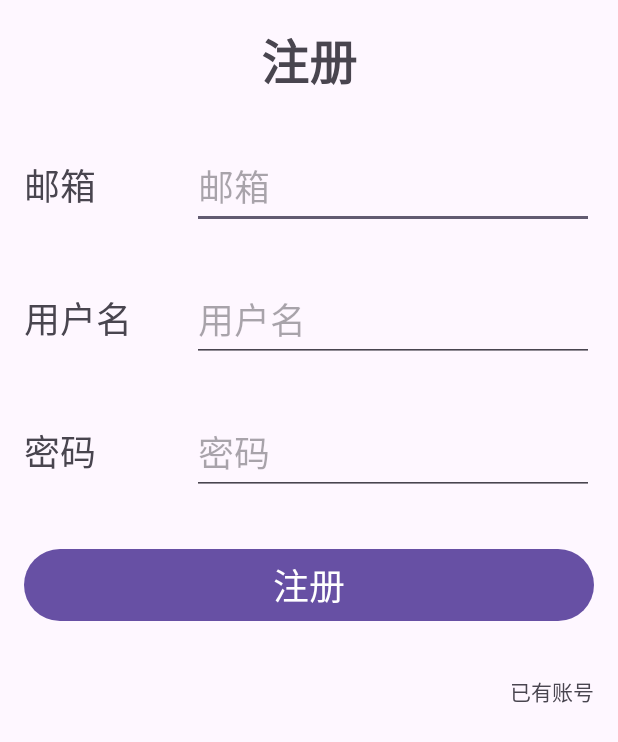
After one commit to CvRain/rhizoma-alismatis, an Android app: the layout layout_register.xml on its own in the app's theme, with its tools: preview values and no code run, on a phone screen of 412 x 824 dp. The commit adds this screen. Shown: the top 742 px of the screen. Run offline under Robolectric (Android 15) with nearby library versions, the phone set to English and light mode, and no system bars.

Commit message:
简单完成个人主页以及登陆注册页面的绘制

```diff
--- a/app/build.gradle.kts
+++ b/app/build.gradle.kts
@@ -34,6 +34,7 @@ dependencies {
     implementation("com.google.android.material:material:1.12.0")
     implementation("androidx.constraintlayout:constraintlayout:2.1.4")
     implementation("com.android.car.ui:car-ui-lib:2.6.0")
+    implementation("com.makeramen:roundedimageview:2.3.0")
     testImplementation("junit:junit:4.13.2")
     androidTestImplementation("androidx.test.ext:junit:1.1.5")
     androidTestImplementation("androidx.test.espresso:espresso-core:3.5.1")
--- a/app/src/main/AndroidManifest.xml
+++ b/app/src/main/AndroidManifest.xml
@@ -17,7 +17,6 @@
                 android:exported="true">
             <intent-filter>
                 <action android:name="android.intent.action.MAIN"/>
-
                 <category android:name="android.intent.category.LAUNCHER"/>
             </intent-filter>
         </activity>
--- a/app/src/main/res/layout/layout_home.xml
+++ b/app/src/main/res/layout/layout_home.xml
@@ -4,8 +4,5 @@
               android:layout_height="match_parent"
               android:orientation="vertical">
 
-    <Button
-            android:layout_width="wrap_content"
-            android:layout_height="wrap_content"
-            android:text="@string/title_home"/>
+
 </LinearLayout>
--- /dev/null
+++ b/app/src/main/res/layout/layout_register.xml
@@ -0,0 +1,107 @@
+<?xml version="1.0" encoding="utf-8"?>
+<LinearLayout xmlns:android="http://schemas.android.com/apk/res/android"
+              android:orientation="vertical"
+              android:layout_width="match_parent"
+              android:layout_height="match_parent">
+    <TextView
+            android:layout_width="match_parent"
+            android:layout_height="wrap_content"
+            android:textSize="32sp"
+            android:text="@string/register"
+            android:textStyle="bold"
+            android:layout_margin="16dp"
+            android:textAlignment="center"/>
+
+    <LinearLayout
+            android:layout_width="match_parent"
+            android:layout_height="wrap_content"
+            android:orientation="horizontal">
+        <TextView
+                android:layout_width="80dp"
+                android:layout_height="wrap_content"
+                android:text="@string/email"
+                android:textSize="24sp"
+                android:layout_margin="16dp"/>
+        <EditText
+                android:id="@+id/register_email"
+                android:layout_width="0dp"
+                android:layout_height="wrap_content"
+                android:layout_weight="1"
+                android:hint="@string/email"
+                android:textSize="24sp"
+                android:layout_margin="16dp"
+                android:importantForAutofill="no"
+                android:inputType="textEmailAddress"/>
+    </LinearLayout>
+
+    <LinearLayout
+            android:layout_width="match_parent"
+            android:layout_height="wrap_content"
+            android:orientation="horizontal">
+        <TextView
+                android:layout_width="80dp"
+                android:layout_height="wrap_content"
+                android:text="@string/username"
+                android:textSize="24sp"
+                android:layout_margin="16dp"/>
+        <EditText
+                android:id="@+id/register_username"
+                android:layout_width="0dp"
+                android:layout_height="wrap_content"
+                android:layout_weight="1"
+                android:hint="@string/username"
+                android:textSize="24sp"
+                android:layout_margin="16dp"
+                android:importantForAutofill="no"
+                android:inputType="text"/>
+    </LinearLayout>
+    <LinearLayout
+            android:layout_width="match_parent"
+            android:layout_height="wrap_content"
+            android:orientation="horizontal">
+        <TextView
+                android:layout_width="80dp"
+                android:layout_height="wrap_content"
+                android:text="@string/password"
+                android:textSize="24sp"
+                android:layout_margin="16dp"/>
+        <EditText
+                android:id="@+id/register_password"
+                android:layout_width="0dp"
+                android:layout_height="wrap_content"
+                android:layout_weight="1"
+                android:hint="@string/password"
+                android:textSize="24sp"
+                android:layout_margin="16dp"
+                android:importantForAutofill="no"
+                android:inputType="textPassword"/>
+    </LinearLayout>
+    <LinearLayout
+            android:layout_width="match_parent"
+            android:layout_height="wrap_content"
+            android:orientation="horizontal">
+        <Button
+                android:id="@+id/register_button"
+                android:layout_width="0dp"
+                android:layout_height="wrap_content"
+                android:layout_weight="1"
+                android:text="@string/register"
+                android:textSize="24sp"
+                android:layout_margin="16dp"/>
+    </LinearLayout>
+
+<!--    已有账号，切换登陆-->
+    <LinearLayout
+            android:layout_width="match_parent"
+            android:layout_height="wrap_content"
+            android:orientation="horizontal"
+            android:gravity="end">
+        <TextView
+                android:layout_width="wrap_content"
+                android:layout_height="wrap_content"
+                android:text="@string/already_have_account"
+                android:textSize="14sp"
+                android:layout_margin="16dp"/>
+    </LinearLayout>
+
+</LinearLayout>
--- a/app/src/main/res/values/strings.xml
+++ b/app/src/main/res/values/strings.xml
@@ -5,4 +5,14 @@
     <string name="title_my">我的</string>
     <string name="title_tunnel">通道</string>
     <string name="title_play">随便听听</string>
+    <string name="test_str">test_str</string>
+    <string name="password">密码</string>
+    <string name="email">邮箱</string>
+    <string name="login">登陆</string>
+
+    <string name="recent_play">最近播放</string>
+    <string name="register">注册</string>
+    <string name="username">用户名</string>
+    <string name="already_have_account">已有账号</string>
+    <string name="without_account">没有账号，点击注册</string>
 </resources>
```
Also changed, not shown: app/src/main/java/com/example/rhizoma_alismatis/UserLayout.java (added, +32 -0 lines), app/src/main/res/layout/layout_login.xml (added, +85 -0 lines), app/src/main/res/layout/layout_user.xml (+74 -5 lines), 1 other file.
